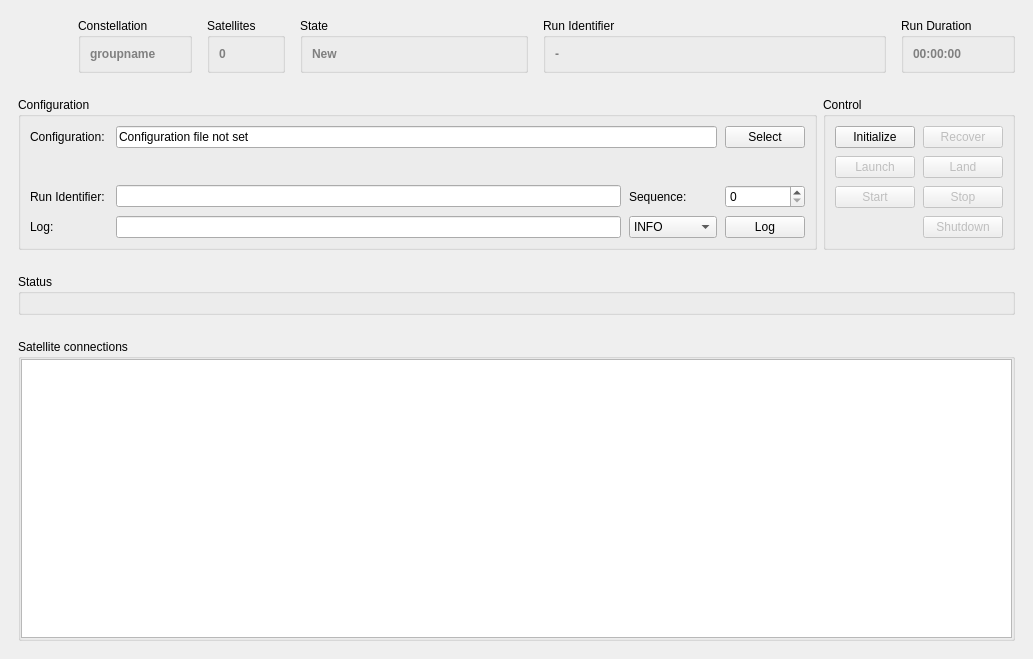
The window that cxx/controllers/MissionControl/MissionControl.ui (constellation-daq/Constellation) describes before a commit, drawn with Qt 5.
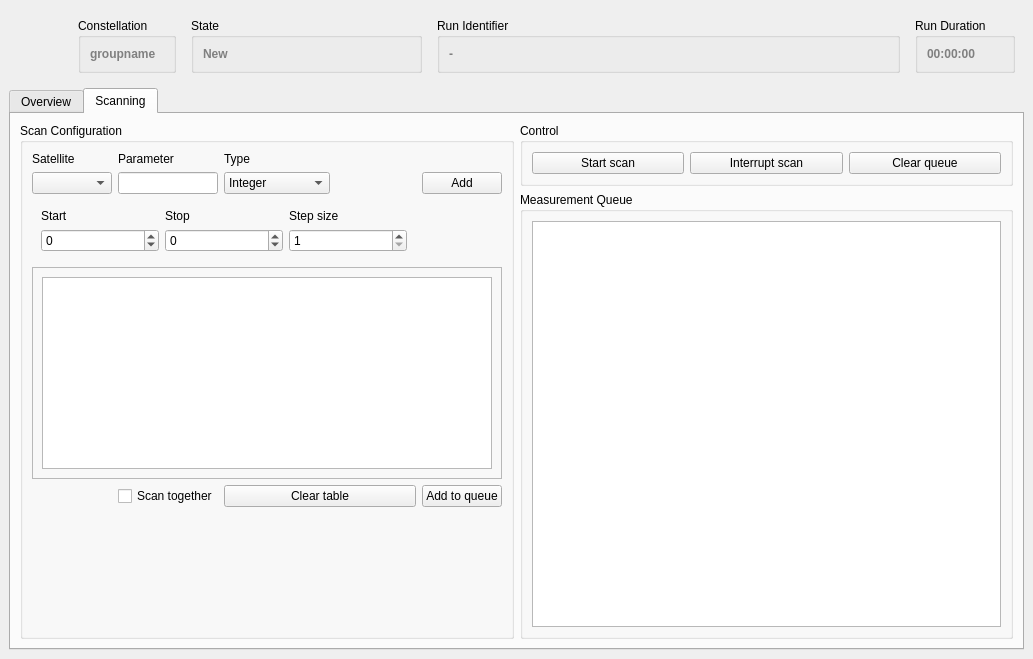
The same window after the commit. Icons and pictures are not drawn.

Commit message: euRun: start adding scan feature

```diff
--- a/cxx/controllers/MissionControl/MissionControl.ui
+++ b/cxx/controllers/MissionControl/MissionControl.ui
@@ -91,12 +91,6 @@
        </item>
        <item>
         <widget class="QGroupBox" name="cnstlnBox">
-         <property name="sizePolicy">
-          <sizepolicy hsizetype="Preferred" vsizetype="Preferred">
-           <horstretch>1</horstretch>
-           <verstretch>0</verstretch>
-          </sizepolicy>
-         </property>
          <property name="title">
           <string>Constellation</string>
          </property>
@@ -123,27 +117,11 @@
          </layout>
         </widget>
        </item>
-       <item>
-        <widget class="QGroupBox" name="satelliteBox">
-         <property name="title">
-          <string>Satellites</string>
-         </property>
-         <layout class="QHBoxLayout" name="horizontalLayout_7">
-          <item>
-           <widget class="QLabel" name="labelNrSatellites">
-            <property name="text">
-             <string>&lt;font color='gray'&gt;&lt;b&gt;0&lt;/b&gt;&lt;/font&gt;</string>
-            </property>
-           </widget>
-          </item>
-         </layout>
-        </widget>
-       </item>
        <item>
         <widget class="QGroupBox" name="stateBox">
          <property name="sizePolicy">
           <sizepolicy hsizetype="Preferred" vsizetype="Preferred">
-           <horstretch>2</horstretch>
+           <horstretch>1</horstretch>
            <verstretch>0</verstretch>
           </sizepolicy>
          </property>
@@ -189,7 +167,7 @@
         <widget class="QGroupBox" name="runidBox">
          <property name="sizePolicy">
           <sizepolicy hsizetype="Expanding" vsizetype="Preferred">
-           <horstretch>3</horstretch>
+           <horstretch>2</horstretch>
            <verstretch>0</verstretch>
           </sizepolicy>
          </property>
@@ -209,12 +187,6 @@
        </item>
        <item>
         <widget class="QGroupBox" name="runtimeBox">
-         <property name="sizePolicy">
-          <sizepolicy hsizetype="Preferred" vsizetype="Preferred">
-           <horstretch>1</horstretch>
-           <verstretch>0</verstretch>
-          </sizepolicy>
-         </property>
          <property name="title">
           <string>Run Duration</string>
          </property>
@@ -239,6 +211,16 @@
      </widget>
     </item>
     <item row="1" column="0">
+     <widget class="QTabWidget" name="tabWidget">
+      <property name="currentIndex">
+       <number>1</number>
+      </property>
+      <widget class="QWidget" name="tabRun">
+       <attribute name="title">
+        <string>Overview</string>
+       </attribute>
+       <layout class="QVBoxLayout" name="verticalLayout_3">
+        <item>
      <widget class="QWidget" name="controlWidget" native="true">
       <layout class="QHBoxLayout" name="horizontalLayout_3">
        <item>
@@ -265,7 +247,7 @@
           <item row="4" column="4">
            <widget class="QPushButton" name="btnLog">
             <property name="enabled">
-             <bool>true</bool>
+                 <bool>false</bool>
             </property>
             <property name="toolTip">
              <string>Send a log message</string>
@@ -346,41 +328,11 @@
           <item row="4" column="3">
            <widget class="QComboBox" name="comboBoxLogLevel">
             <property name="currentIndex">
-             <number>2</number>
+                 <number>-1</number>
             </property>
             <property name="maxVisibleItems">
              <number>6</number>
             </property>
-            <item>
-             <property name="text">
-              <string>TRACE</string>
-             </property>
-            </item>
-            <item>
-             <property name="text">
-              <string>DEBUG</string>
-             </property>
-            </item>
-            <item>
-             <property name="text">
-              <string>INFO</string>
-             </property>
-            </item>
-            <item>
-             <property name="text">
-              <string>WARNING</string>
-             </property>
-            </item>
-            <item>
-             <property name="text">
-              <string>STATUS</string>
-             </property>
-            </item>
-            <item>
-             <property name="text">
-              <string>CRITICAL</string>
-             </property>
-            </item>
            </widget>
           </item>
          </layout>
@@ -498,7 +450,7 @@
       </layout>
      </widget>
     </item>
-    <item row="2" column="0">
+        <item>
      <widget class="QWidget" name="statusWidget" native="true">
       <layout class="QVBoxLayout" name="verticalLayout_2">
        <item>
@@ -546,7 +498,7 @@
       </layout>
      </widget>
     </item>
-    <item row="3" column="0">
+        <item>
      <widget class="QWidget" name="connectionWidget" native="true">
       <layout class="QHBoxLayout" name="horizontalLayout_4">
        <item>
@@ -591,6 +543,345 @@
     </item>
    </layout>
   </widget>
+      <widget class="QWidget" name="tabScan">
+       <attribute name="title">
+        <string>Scanning</string>
+       </attribute>
+       <layout class="QGridLayout" name="gridLayout_4">
+        <item row="1" column="1">
+         <widget class="QGroupBox" name="groupBox_3">
+          <property name="sizePolicy">
+           <sizepolicy hsizetype="Preferred" vsizetype="Preferred">
+            <horstretch>2</horstretch>
+            <verstretch>0</verstretch>
+           </sizepolicy>
+          </property>
+          <property name="title">
+           <string>Measurement Queue</string>
+          </property>
+          <layout class="QGridLayout" name="gridLayout_2">
+           <item row="0" column="0">
+            <widget class="QTableWidget" name="tableQueue"/>
+           </item>
+          </layout>
+         </widget>
+        </item>
+        <item row="0" column="1">
+         <widget class="QGroupBox" name="groupBox_4">
+          <property name="title">
+           <string>Control</string>
+          </property>
+          <layout class="QGridLayout" name="gridLayout_5">
+           <item row="0" column="1">
+            <widget class="QPushButton" name="btnInterruptScan">
+             <property name="text">
+              <string>Interrupt scan</string>
+             </property>
+            </widget>
+           </item>
+           <item row="0" column="0">
+            <widget class="QPushButton" name="btnStartScan">
+             <property name="text">
+              <string>Start scan</string>
+             </property>
+            </widget>
+           </item>
+           <item row="0" column="2">
+            <widget class="QPushButton" name="btnClearScan">
+             <property name="text">
+              <string>Clear queue</string>
+             </property>
+            </widget>
+           </item>
+          </layout>
+         </widget>
+        </item>
+        <item row="0" column="0" rowspan="2">
+         <widget class="QGroupBox" name="groupBox_2">
+          <property name="sizePolicy">
+           <sizepolicy hsizetype="Preferred" vsizetype="Preferred">
+            <horstretch>2</horstretch>
+            <verstretch>0</verstretch>
+           </sizepolicy>
+          </property>
+          <property name="title">
+           <string>Scan Configuration</string>
+          </property>
+          <layout class="QGridLayout" name="gridLayout_3">
+           <item row="5" column="1">
+            <widget class="QCheckBox" name="checkBoxScanTogether">
+             <property name="text">
+              <string>Scan together</string>
+             </property>
+            </widget>
+           </item>
+           <item row="4" column="0" colspan="6">
+            <widget class="QFrame" name="frame">
+             <property name="frameShape">
+              <enum>QFrame::StyledPanel</enum>
+             </property>
+             <property name="frameShadow">
+              <enum>QFrame::Raised</enum>
+             </property>
+             <layout class="QHBoxLayout" name="horizontalLayout_8">
+              <item>
+               <widget class="QTreeView" name="viewParameters"/>
+              </item>
+              <item>
+               <layout class="QHBoxLayout" name="horizontalLayout_7"/>
+              </item>
+             </layout>
+            </widget>
+           </item>
+           <item row="1" column="1">
+            <widget class="QLineEdit" name="lineEditParameter"/>
+           </item>
+           <item row="0" column="0">
+            <widget class="QLabel" name="label">
+             <property name="text">
+              <string>Satellite</string>
+             </property>
+            </widget>
+           </item>
+           <item row="1" column="0">
+            <widget class="QComboBox" name="comboBoxSatellites">
+             <property name="sizePolicy">
+              <sizepolicy hsizetype="Preferred" vsizetype="Fixed">
+               <horstretch>1</horstretch>
+               <verstretch>0</verstretch>
+              </sizepolicy>
+             </property>
+            </widget>
+           </item>
+           <item row="5" column="4" colspan="2">
+            <widget class="QPushButton" name="btnGenerateScan">
+             <property name="text">
+              <string>Add to queue</string>
+             </property>
+            </widget>
+           </item>
+           <item row="5" column="2" colspan="2">
+            <widget class="QPushButton" name="pushButton">
+             <property name="text">
+              <string>Clear table</string>
+             </property>
+            </widget>
+           </item>
+           <item row="6" column="2">
+            <spacer name="verticalSpacer">
+             <property name="orientation">
+              <enum>Qt::Vertical</enum>
+             </property>
+             <property name="sizeHint" stdset="0">
+              <size>
+               <width>20</width>
+               <height>40</height>
+              </size>
+             </property>
+            </spacer>
+           </item>
+           <item row="0" column="1">
+            <widget class="QLabel" name="label_2">
+             <property name="text">
+              <string>Parameter</string>
+             </property>
+            </widget>
+           </item>
+           <item row="1" column="2">
+            <widget class="QComboBox" name="comboBoxType">
+             <item>
+              <property name="text">
+               <string>Integer</string>
+              </property>
+             </item>
+             <item>
+              <property name="text">
+               <string>Floating Point</string>
+              </property>
+             </item>
+             <item>
+              <property name="text">
+               <string>String</string>
+              </property>
+             </item>
+            </widget>
+           </item>
+           <item row="0" column="2">
+            <widget class="QLabel" name="label_6">
+             <property name="text">
+              <string>Type</string>
+             </property>
+            </widget>
+           </item>
+           <item row="2" column="0" rowspan="2" colspan="4">
+            <widget class="QStackedWidget" name="stackedWidgetType">
+             <property name="sizePolicy">
+              <sizepolicy hsizetype="Preferred" vsizetype="Preferred">
+               <horstretch>3</horstretch>
+               <verstretch>0</verstretch>
+              </sizepolicy>
+             </property>
+             <property name="lineWidth">
+              <number>0</number>
+             </property>
+             <property name="currentIndex">
+              <number>0</number>
+             </property>
+             <widget class="QWidget" name="pageInt">
+              <layout class="QGridLayout" name="gridLayout_7">
+               <item row="1" column="0">
+                <widget class="QSpinBox" name="spinBoxStart">
+                 <property name="sizePolicy">
+                  <sizepolicy hsizetype="Minimum" vsizetype="Fixed">
+                   <horstretch>0</horstretch>
+                   <verstretch>0</verstretch>
+                  </sizepolicy>
+                 </property>
+                 <property name="minimum">
+                  <number>-99999</number>
+                 </property>
+                 <property name="maximum">
+                  <number>99999</number>
+                 </property>
+                </widget>
+               </item>
+               <item row="1" column="1">
+                <widget class="QSpinBox" name="spinBoxStop">
+                 <property name="sizePolicy">
+                  <sizepolicy hsizetype="Minimum" vsizetype="Fixed">
+                   <horstretch>0</horstretch>
+                   <verstretch>0</verstretch>
+                  </sizepolicy>
+                 </property>
+                 <property name="minimum">
+                  <number>-99999</number>
+                 </property>
+                 <property name="maximum">
+                  <number>99999</number>
+                 </property>
+                </widget>
+               </item>
+               <item row="1" column="2">
+                <widget class="QSpinBox" name="spinBoxStep">
+                 <property name="sizePolicy">
+                  <sizepolicy hsizetype="Minimum" vsizetype="Fixed">
+                   <horstretch>0</horstretch>
+                   <verstretch>0</verstretch>
+                  </sizepolicy>
+                 </property>
+                 <property name="minimum">
+                  <number>1</number>
+                 </property>
+                 <property name="maximum">
+                  <number>999</number>
+                 </property>
+                 <property name="value">
+                  <number>1</number>
+                 </property>
+                </widget>
+               </item>
+               <item row="0" column="0">
+                <widget class="QLabel" name="label_7">
+                 <property name="text">
+                  <string>Start</string>
+                 </property>
+                </widget>
+               </item>
+               <item row="0" column="1">
+                <widget class="QLabel" name="label_8">
+                 <property name="text">
+                  <string>Stop</string>
+                 </property>
+                </widget>
+               </item>
+               <item row="0" column="2">
+                <widget class="QLabel" name="label_9">
+                 <property name="text">
+                  <string>Step size</string>
+                 </property>
+                </widget>
+               </item>
+              </layout>
+             </widget>
+             <widget class="QWidget" name="pageFloat">
+              <layout class="QGridLayout" name="gridLayout_8">
+               <item row="1" column="0">
+                <widget class="QDoubleSpinBox" name="doubleSpinBoxStart"/>
+               </item>
+               <item row="1" column="1">
+                <widget class="QDoubleSpinBox" name="doubleSpinBoxStop"/>
+               </item>
+               <item row="1" column="2">
+                <widget class="QDoubleSpinBox" name="doubleSpinBoxStep">
+                 <property name="minimum">
+                  <double>-99.989999999999995</double>
+                 </property>
+                 <property name="value">
+                  <double>1.000000000000000</double>
+                 </property>
+                </widget>
+               </item>
+               <item row="0" column="0">
+                <widget class="QLabel" name="label_3">
+                 <property name="text">
+                  <string>Start</string>
+                 </property>
+                </widget>
+               </item>
+               <item row="0" column="1">
+                <widget class="QLabel" name="label_4">
+                 <property name="text">
+                  <string>Stop</string>
+                 </property>
+                </widget>
+               </item>
+               <item row="0" column="2">
+                <widget class="QLabel" name="label_5">
+                 <property name="text">
+                  <string>Step size</string>
+                 </property>
+                </widget>
+               </item>
+              </layout>
+             </widget>
+             <widget class="QWidget" name="pageStr">
+              <layout class="QGridLayout" name="gridLayout_9">
+               <item row="0" column="0">
+                <widget class="QLabel" name="label_10">
+                 <property name="text">
+                  <string>Comma-separated values</string>
+                 </property>
+                </widget>
+               </item>
+               <item row="1" column="0">
+                <widget class="QLineEdit" name="lineEdit_2"/>
+               </item>
+              </layout>
+             </widget>
+            </widget>
+           </item>
+           <item row="1" column="4" colspan="2">
+            <widget class="QPushButton" name="btnAddParameter">
+             <property name="sizePolicy">
+              <sizepolicy hsizetype="Minimum" vsizetype="Fixed">
+               <horstretch>0</horstretch>
+               <verstretch>0</verstretch>
+              </sizepolicy>
+             </property>
+             <property name="text">
+              <string>Add</string>
+             </property>
+            </widget>
+           </item>
+          </layout>
+         </widget>
+        </item>
+       </layout>
+      </widget>
+     </widget>
+    </item>
+   </layout>
+  </widget>
   <widget class="QMenuBar" name="menubar">
    <property name="geometry">
     <rect>
```
Left out of the diff: 10 changed lines with no effect on the pictures. Lines whose indentation alone changed are shown as unchanged. The commit also changes 2 other files.
